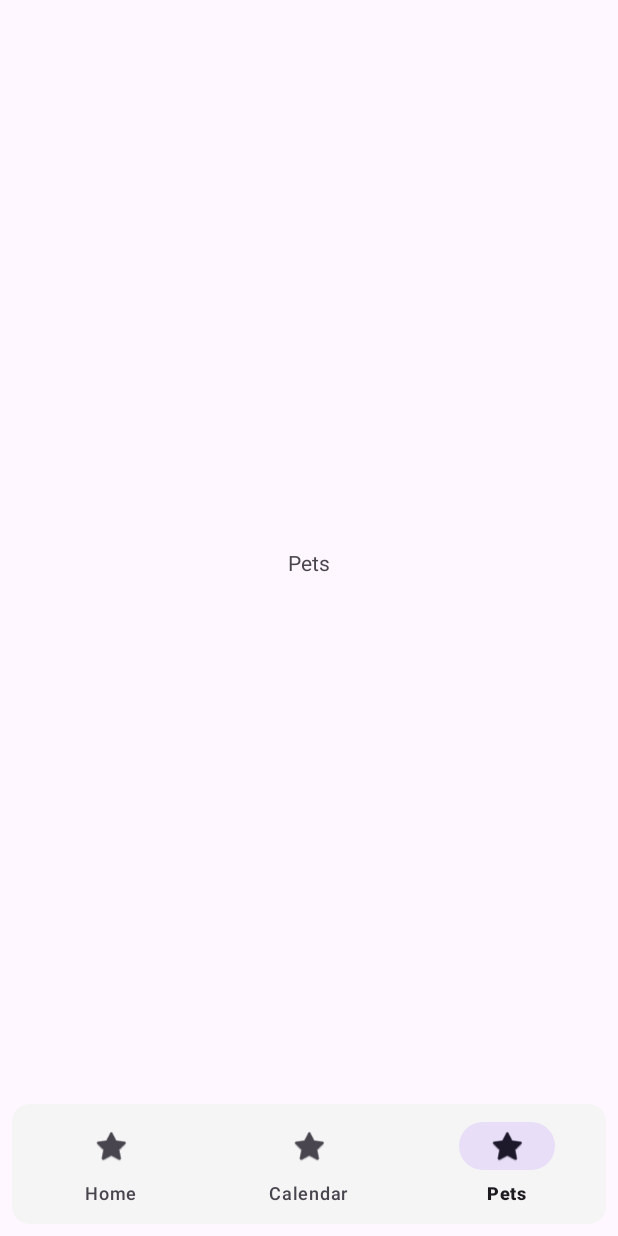
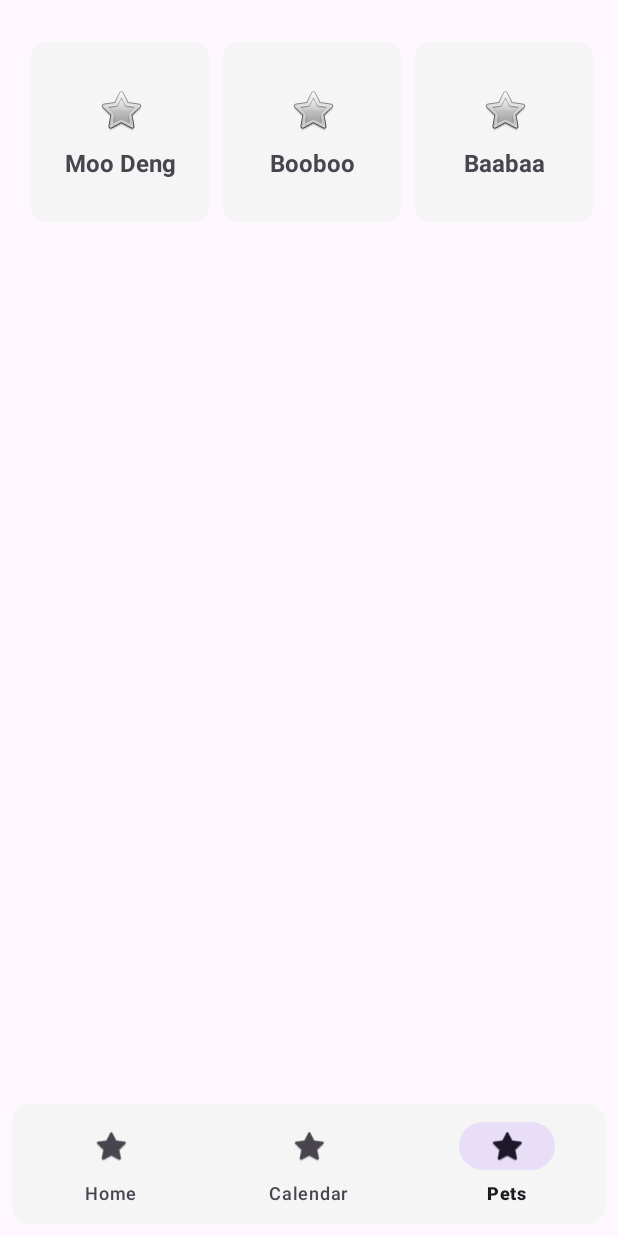
Before and after one commit to anaj00/MOBDEVE-FurMate, an Android app: the screen it shows after launch (InApp), item 3 of the bottom bar chosen, on a phone screen of 412 x 824 dp. Run offline under Robolectric (Android 15) with nearby library versions, the phone set to English and light mode, and no system bars.

Commit message:
feat: added buttons for each pet in pets screen

```diff
--- a/app/build.gradle.kts
+++ b/app/build.gradle.kts
@@ -44,6 +44,7 @@ dependencies {
     implementation(libs.androidx.activity)
     implementation(libs.androidx.constraintlayout)
     implementation(libs.androidx.legacy.support.v4)
+    implementation(libs.androidx.gridlayout)
     testImplementation(libs.junit)
     androidTestImplementation(libs.androidx.junit)
     androidTestImplementation(libs.androidx.espresso.core)
--- a/app/src/main/java/com/example/furmate/fragments/HomeFragment.kt
+++ b/app/src/main/java/com/example/furmate/fragments/HomeFragment.kt
@@ -52,6 +52,7 @@ class HomeFragment : Fragment() {
         )
     }
 
+    // Function to add a task view to the layout
     private fun addTasksToLayout(parentLayout: ConstraintLayout, tasks: List<Task>, inflater: LayoutInflater) {
         var previousViewId: Int? = null // Initialize the ID of the previous view to null
 
--- a/app/src/main/java/com/example/furmate/fragments/PetsFragment.kt
+++ b/app/src/main/java/com/example/furmate/fragments/PetsFragment.kt
@@ -1,15 +1,63 @@
 import android.os.Bundle
+import android.view.Gravity
 import android.view.LayoutInflater
 import android.view.View
 import android.view.ViewGroup
+import android.widget.ImageView
+import android.widget.TextView
 import androidx.fragment.app.Fragment
+import androidx.gridlayout.widget.GridLayout
 import com.example.furmate.R
 
+data class Pet(val name: String, val id: Int)
+
 class PetsFragment : Fragment() {
+
     override fun onCreateView(
         inflater: LayoutInflater, container: ViewGroup?,
         savedInstanceState: Bundle?
     ): View? {
-        return inflater.inflate(R.layout.fragment_pets, container, false)
+        // Inflate the fragment layout
+        val rootView = inflater.inflate(R.layout.fragment_pets, container, false)
+
+        // Find the GridLayout in the layout
+        val gridLayout = rootView.findViewById<GridLayout>(R.id.grid_layout_pets)
+
+        // Set up the list of pets
+        val pets = getSamplePets()
+
+        // Dynamically add pet items to GridLayout
+        for (pet in pets) {
+            // Inflate a new pet button view for each pet
+            val petItemView = inflater.inflate(R.layout.pets_button, gridLayout, false)
+
+            // Find and set the pet's name and icon
+            val petNameView = petItemView.findViewById<TextView>(R.id.pet_name)
+            petNameView.text = pet.name
+
+//            // Set LayoutParams for proper spacing and alignment
+//            val params = GridLayout.LayoutParams().apply {
+//                width = GridLayout.LayoutParams.WRAP_CONTENT
+//                height = GridLayout.LayoutParams.WRAP_CONTENT
+//                setGravity(Gravity.CENTER)
+//                setMargins(16, 16, 16, 16) // Add margins around the item
+//            }
+//
+//            // Apply LayoutParams to the item view
+//            petItemView.layoutParams = params
+
+            // Add the pet item view to the GridLayout
+            gridLayout.addView(petItemView)
+        }
+
+        return rootView
+    }
+
+    private fun getSamplePets(): List<Pet> {
+        return listOf(
+            Pet("Moo Deng", 123),
+            Pet("Booboo", 124),
+            Pet("Baabaa", 125)
+        )
     }
 }
--- a/app/src/main/res/layout/fragment_pets.xml
+++ b/app/src/main/res/layout/fragment_pets.xml
@@ -1,14 +1,19 @@
 <?xml version="1.0" encoding="utf-8"?>
-<LinearLayout
+<androidx.constraintlayout.widget.ConstraintLayout
     xmlns:android="http://schemas.android.com/apk/res/android"
+    xmlns:app="http://schemas.android.com/apk/res-auto"
     android:layout_width="match_parent"
-    android:layout_height="match_parent"
-    android:orientation="vertical"
-    android:gravity="center">
+    android:layout_height="match_parent">
 
-    <TextView
-        android:id="@+id/home_text"
-        android:layout_width="wrap_content"
-        android:layout_height="wrap_content"
-        android:text="Pets" />
-</LinearLayout>
+    <androidx.gridlayout.widget.GridLayout
+        android:id="@+id/grid_layout_pets"
+        android:layout_width="match_parent"
+        android:layout_height="match_parent"
+        app:alignmentMode="alignMargins"
+        app:layout_constraintBottom_toBottomOf="parent"
+        app:layout_constraintEnd_toEndOf="parent"
+        app:layout_constraintStart_toStartOf="parent"
+        app:layout_constraintTop_toTopOf="parent"
+        app:useDefaultMargins="true" />
+
+</androidx.constraintlayout.widget.ConstraintLayout>
--- /dev/null
+++ b/app/src/main/res/layout/pets_button.xml
@@ -0,0 +1,51 @@
+<?xml version="1.0" encoding="utf-8"?>
+<androidx.constraintlayout.widget.ConstraintLayout
+    xmlns:android="http://schemas.android.com/apk/res/android"
+    xmlns:app="http://schemas.android.com/apk/res-auto"
+    xmlns:tools="http://schemas.android.com/tools"
+    android:id="@+id/pet_button"
+    android:layout_width="120dp"
+    android:layout_height="120dp"
+    android:background="@drawable/curved_background"
+    android:clickable="true"
+    android:focusable="true"
+    android:foreground="?attr/selectableItemBackground">
+
+    <!-- Pet Icon ImageView -->
+    <androidx.constraintlayout.widget.ConstraintLayout
+        android:id="@+id/content"
+        android:layout_width="wrap_content"
+        android:layout_height="wrap_content"
+        android:foregroundGravity="center_vertical"
+        app:layout_constraintBottom_toBottomOf="parent"
+        app:layout_constraintEnd_toEndOf="parent"
+        app:layout_constraintStart_toStartOf="parent"
+        app:layout_constraintTop_toTopOf="parent">
+
+        <ImageView
+            android:id="@+id/pet_icon"
+            android:layout_width="wrap_content"
+            android:layout_height="wrap_content"
+            android:src="@android:drawable/btn_star_big_off"
+            app:layout_constraintEnd_toEndOf="parent"
+            app:layout_constraintStart_toStartOf="parent"
+            app:layout_constraintTop_toTopOf="parent" />
+
+        <TextView
+            android:id="@+id/pet_name"
+            android:layout_width="wrap_content"
+            android:layout_height="wrap_content"
+            android:layout_marginTop="8dp"
+            android:gravity="center"
+            android:text="Booboo"
+            android:textSize="16sp"
+            android:textStyle="bold"
+            app:layout_constraintEnd_toEndOf="parent"
+            app:layout_constraintStart_toStartOf="parent"
+            app:layout_constraintTop_toBottomOf="@+id/pet_icon" />
+
+    </androidx.constraintlayout.widget.ConstraintLayout>
+
+    <!-- Pet Name TextView -->
+
+</androidx.constraintlayout.widget.ConstraintLayout>
--- a/gradle/libs.versions.toml
+++ b/gradle/libs.versions.toml
@@ -10,6 +10,7 @@ material = "1.10.0"
 activity = "1.9.2"
 constraintlayout = "2.1.4"
 legacySupportV4 = "1.0.0"
+gridlayout = "1.0.0"
 
 [libraries]
 androidx-core-ktx = { group = "androidx.core", name = "core-ktx", version.ref = "coreKtx" }
@@ -21,6 +22,7 @@ material = { group = "com.google.android.material", name = "material", version.r
 androidx-activity = { group = "androidx.activity", name = "activity", version.ref = "activity" }
 androidx-constraintlayout = { group = "androidx.constraintlayout", name = "constraintlayout", version.ref = "constraintlayout" }
 androidx-legacy-support-v4 = { group = "androidx.legacy", name = "legacy-support-v4", version.ref = "legacySupportV4" }
+androidx-gridlayout = { group = "androidx.gridlayout", name = "gridlayout", version.ref = "gridlayout" }
 
 [plugins]
 android-application = { id = "com.android.application", version.ref = "agp" }
```
